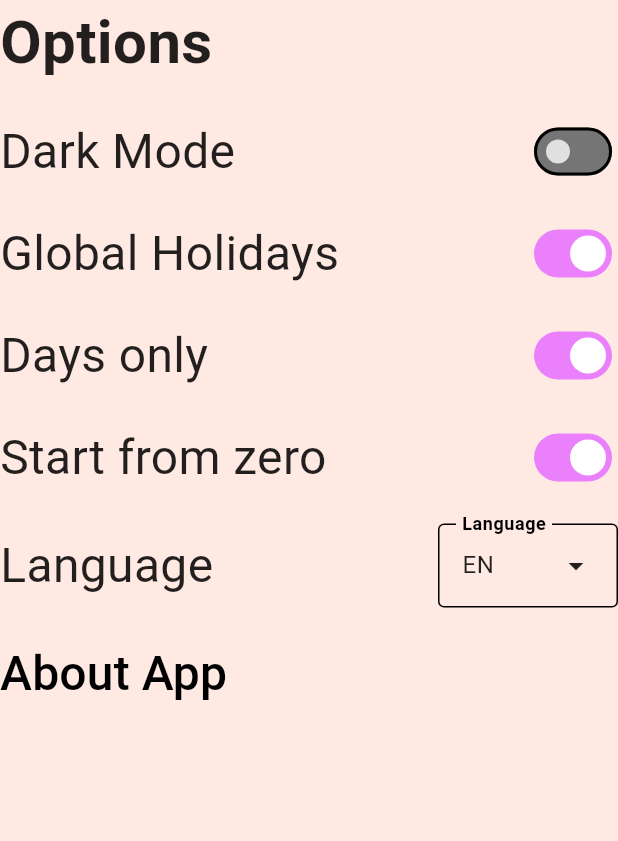
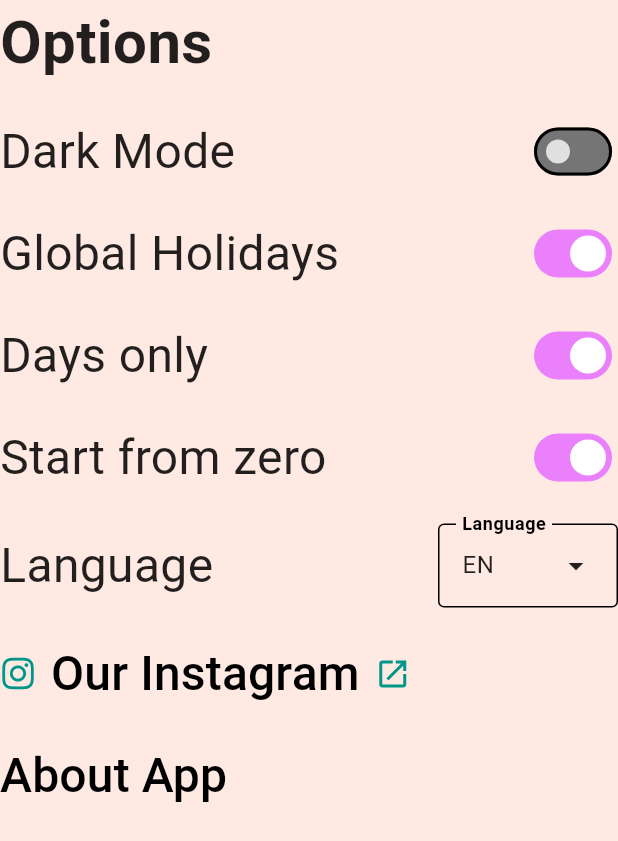
Before and after one commit to Fearplay/couplefy, a Flutter app: the OptionButtonsRow widget shown alone on an empty page, opened directly, on a phone screen of 412 x 824 dp. Shown: the top 841 px of the screen. Run offline on Flutter 3.47's test engine with Material 3 defaults, Android fonts, the phone set to English and light mode, and no system bars; our stand-ins replace font_awesome_flutter, image_picker, shared_preferences; accounts and stored records are empty.

Commit message:
added instagram button

```diff
--- a/l10n.yaml
+++ b/l10n.yaml
@@ -2,7 +2,6 @@ arb-dir: lib/l10n
 template-arb-file: app_en.arb
 output-localization-file: app_localizations.dart
 output-class: AppLocalizations
-synthetic-package: false
 preferred-supported-locales:
   - en
   - cs
--- a/lib/l10n/app_cs.arb
+++ b/lib/l10n/app_cs.arb
@@ -82,6 +82,7 @@
   "appMenuItemCzech": "Čeština",
   "infoButton": "O aplikaci",
   "supportButton": "Buy me a coffee",
+  "instagramButton": "Náš Instagram",
   "homeButtonNavigation": "Domů",
   "loveButtonNavigation": "Láska",
   "nameDayButtonNavigation": "Svátky",
--- a/lib/l10n/app_en.arb
+++ b/lib/l10n/app_en.arb
@@ -82,6 +82,7 @@
   "appMenuItemCzech": "Czech",
   "infoButton": "About App",
   "supportButton": "Buy me a coffee",
+  "instagramButton": "Our Instagram",
   "homeButtonNavigation": "Home",
   "loveButtonNavigation": "Love",
   "nameDayButtonNavigation": "Name Days",
--- a/lib/l10n/app_localizations.dart
+++ b/lib/l10n/app_localizations.dart
@@ -350,6 +350,12 @@ abstract class AppLocalizations {
   /// **'Buy me a coffee'**
   String get supportButton;
 
+  /// No description provided for @instagramButton.
+  ///
+  /// In en, this message translates to:
+  /// **'Our Instagram'**
+  String get instagramButton;
+
   /// No description provided for @homeButtonNavigation.
   ///
   /// In en, this message translates to:
--- a/lib/l10n/app_localizations_cs.dart
+++ b/lib/l10n/app_localizations_cs.dart
@@ -178,6 +178,9 @@ class AppLocalizationsCs extends AppLocalizations {
   String get supportButton => 'Buy me a coffee';
 
   @override
+  String get instagramButton => 'Náš Instagram';
+
+  @override
   String get homeButtonNavigation => 'Domů';
 
   @override
--- a/lib/l10n/app_localizations_en.dart
+++ b/lib/l10n/app_localizations_en.dart
@@ -174,6 +174,9 @@ class AppLocalizationsEn extends AppLocalizations {
   String get supportButton => 'Buy me a coffee';
 
   @override
+  String get instagramButton => 'Our Instagram';
+
+  @override
   String get homeButtonNavigation => 'Home';
 
   @override
--- a/lib/widgets/settings/option_buttons_row.dart
+++ b/lib/widgets/settings/option_buttons_row.dart
@@ -1,6 +1,7 @@
 import 'package:couplefy/l10n/app_localizations.dart';
 import 'package:couplefy/theme/app_text_styles.dart';
 import 'package:couplefy/widgets/settings/options/global_holidays_switch.dart';
+import 'package:couplefy/widgets/settings/options/instagram_page_row.dart';
 import 'package:couplefy/widgets/settings/options/start_from_zero_switch.dart';
 import 'package:flutter/material.dart';
 import 'package:couplefy/widgets/settings/options/about_app_row.dart';
@@ -58,6 +59,10 @@ class OptionButtonsRow extends StatelessWidget {
         const SizedBox(
           height: 20,
         ),
+        const InstagramPageRow(),
+        const SizedBox(
+          height: 20,
+        ),
         // About App widget
         const AboutAppRow(),
       ],
--- /dev/null
+++ b/lib/widgets/settings/options/instagram_page_row.dart
@@ -0,0 +1,66 @@
+import 'package:couplefy/l10n/app_localizations.dart';
+import 'package:couplefy/theme/app_button_styles.dart';
+import 'package:couplefy/theme/app_text_styles.dart';
+import 'package:flutter/material.dart';
+import 'package:font_awesome_flutter/font_awesome_flutter.dart';
+import 'package:url_launcher/url_launcher.dart';
+
+/// Widget which displays support me row.
+class InstagramPageRow extends StatefulWidget {
+  /// Creates an instance of [InstagramPageRow].
+  const InstagramPageRow({super.key});
+
+  @override
+  State<InstagramPageRow> createState() => _InstagramPageRowState();
+}
+
+class _InstagramPageRowState extends State<InstagramPageRow> {
+  /// Launches the given [url] in the default external browser.
+  ///
+  /// Uses [launchUrl] with [LaunchMode.externalApplication] to open the link
+  /// outside of the app (e.g., in Chrome or Safari).
+  ///
+  /// Throws:
+  /// - An [Exception] if the [url] cannot be launched.
+  Future<void> _launchInBrowser(Uri url) async {
+    if (!await launchUrl(
+      url,
+      mode: LaunchMode.externalApplication,
+    )) {
+      throw Exception(
+        'Could not launch $url',
+      );
+    }
+  }
+
+  @override
+  Widget build(BuildContext context) {
+    return Row(
+      children: [
+        Icon(FontAwesomeIcons.instagram),
+        SizedBox(
+          width: 10,
+        ),
+        TextButton(
+          onPressed: () => setState(() {
+            _launchInBrowser(
+              // My URL on buymeacoffee.com
+              Uri.parse('https://www.instagram.com/indietapstudio/'),
+            );
+          }),
+          style: AppButtonStyles.textButton(context),
+          child: Text(
+            AppLocalizations.of(context)!.instagramButton,
+            style: AppTextStyles.optionsText(context),
+          ),
+        ),
+        SizedBox(
+          width: 10,
+        ),
+        Icon(
+          Icons.open_in_new,
+        )
+      ],
+    );
+  }
+}
--- a/pubspec.yaml
+++ b/pubspec.yaml
@@ -37,6 +37,7 @@ dependencies:
   flutter_native_splash: ^2.4.6
   shared_preferences: ^2.5.3
   url_launcher: ^6.3.1
+  font_awesome_flutter: ^10.12.0
 
   # The following adds the Cupertino Icons font to your application.
   # Use with the CupertinoIcons class for iOS style icons.
```
Also changed, not shown: pubspec.lock, 1 other file.
